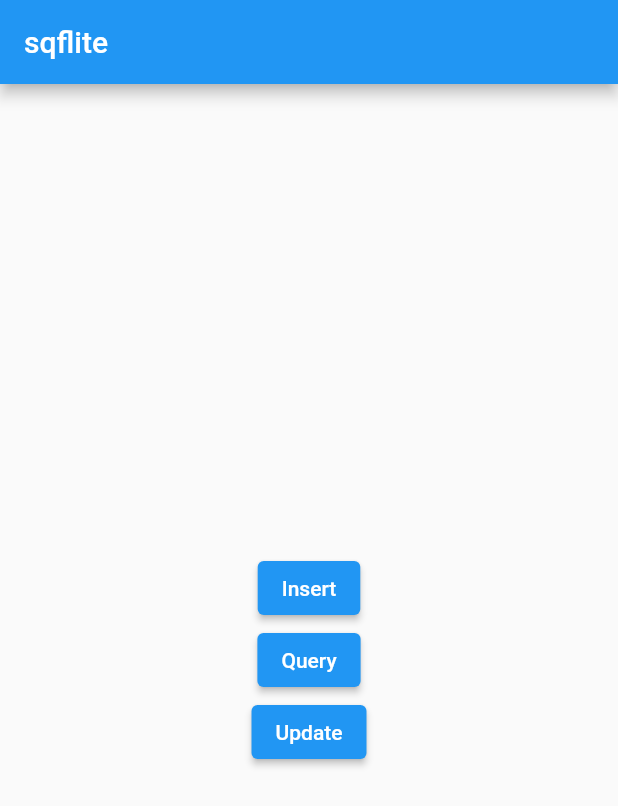
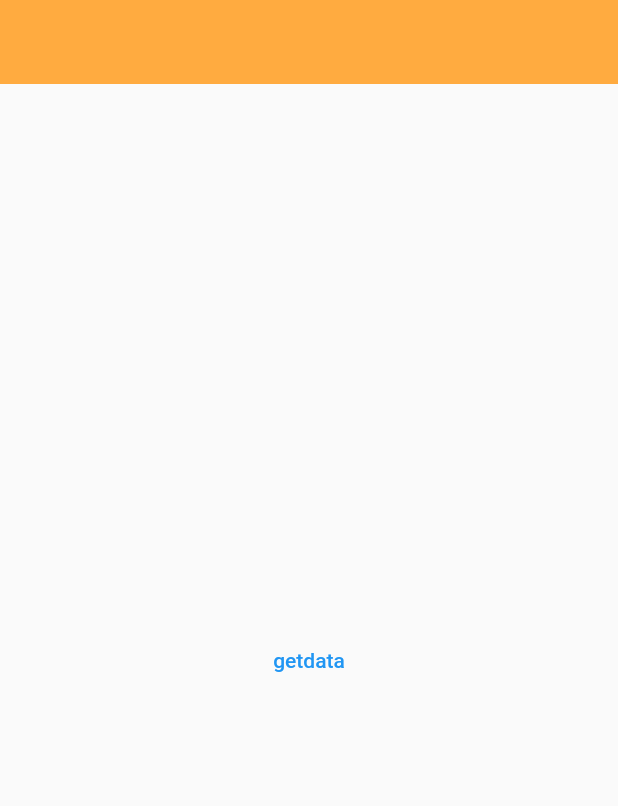
Before and after one commit to sahil078078/FlutterDatabase, a Flutter app: the screen it shows after launch, on a phone screen of 412 x 824 dp. Shown: the top 806 px of the screen. Run offline on Flutter 3.47's test engine with Material 2 defaults, Android fonts, the phone set to English and light mode, and no system bars; our stand-ins replace sqflite; accounts and stored records are empty.

Commit message:
example example of sqfliteDataBase

```diff
--- a/lib/11_4_2022/home_page.dart
+++ b/lib/11_4_2022/home_page.dart
@@ -1,3 +1,5 @@
+import 'dart:developer';
+
 import 'package:flutter/material.dart';
 import 'package:flutter_sqflite_database/11_4_2022/database_helper.dart';
 import 'database_helper.dart';
@@ -5,9 +7,9 @@ import 'database_helper.dart';
 class MyHomePage extends StatelessWidget {
   MyHomePage({Key? key}) : super(key: key);
 
-  @override
   final dbHelper = DatabaseHelper.instance;
 
+  @override
   Widget build(BuildContext context) {
     return Scaffold(
       appBar: AppBar(
@@ -48,12 +50,12 @@ class MyHomePage extends StatelessWidget {
     };
 
     final id = await dbHelper.insert(row);
-    print(id);
+    log('$id');
   }
 
   void _query() async {
     final allRows = await dbHelper.queryAllRows();
-    print('query all rows');
+    log('query all rows');
     allRows.forEach((print));
   }
 
@@ -64,6 +66,6 @@ class MyHomePage extends StatelessWidget {
       DatabaseHelper.columnAge: 23,
     };
     final rowsAffected = await dbHelper.update(row);
-    print("update $rowsAffected row(s)");
+    log("update $rowsAffected row(s)");
   }
 }
--- /dev/null
+++ b/lib/26August/components/hero.dart
@@ -0,0 +1,27 @@
+class SuperHero {
+  final int id;
+  final String name;
+  final int age;
+  final String ability;
+
+  SuperHero({
+    required this.id,
+    required this.name,
+    required this.age,
+    required this.ability,
+  });
+
+  Map<String, dynamic> toMap() {
+    return {
+      'id': id,
+      'name': name,
+      'age': age,
+      'ability': ability,
+    };
+  }
+
+  @override
+  String toString() {
+    return "SuperHero{\n id:$id name:$name age:$age ability:$ability}";
+  }
+}
--- /dev/null
+++ b/lib/26August/components/my_database.dart
@@ -0,0 +1,55 @@
+import 'package:flutter_sqflite_database/26August/components/hero.dart';
+import 'package:sqflite/sqflite.dart';
+
+class MyDataBase {
+  static Database? database;
+
+  //initialize database
+  static Future<Database> initDatabase() async {
+    database = await openDatabase(
+      // Ensure the path is correctly for any platform
+      (await getDatabasesPath() + "hero_database.db"),
+      onCreate: (db, version) {
+        return db.execute("CREATE TABLE HEROS("
+            "id INTEGER PRIMARY KEY,"
+            "name TEXT,"
+            "age INTEGER,"
+            "ability TEXT"
+            ")");
+      },
+
+      // Version
+      version: 1,
+    );
+
+    return database!;
+  }
+
+  // check database connected
+
+  static Future<Database> getDatabaseConnect() async {
+    if (database != null) {
+      return database!;
+    } else {
+      return await initDatabase();
+    }
+  }
+
+  // show all data
+
+  static Future<List<SuperHero>> showAllData() async {
+    final Database db = await getDatabaseConnect();
+    final List<Map<String, dynamic>> maps = await db.query("HEROS");
+
+    return List.generate(maps.length, (index) {
+      return SuperHero(
+        id: maps.elementAt(index)['id'],
+        name: maps.elementAt(index)['name'],
+        age: maps.elementAt(index)['age'],
+        ability: maps.elementAt(index)['ability'],
+      );
+    });
+  }
+
+  // insert
+}
--- /dev/null
+++ b/lib/26August/sqflite_home.dart
@@ -0,0 +1,49 @@
+import 'dart:developer';
+
+import 'package:flutter/material.dart';
+import 'package:flutter/services.dart';
+import 'package:flutter_sqflite_database/26August/components/my_database.dart';
+
+import 'components/hero.dart';
+
+class SqfliteHomeScreen extends StatelessWidget {
+  SqfliteHomeScreen({Key? key}) : super(key: key);
+
+  final batman = SuperHero(
+    id: 0,
+    name: "Batman",
+    age: 50,
+    ability: "Rich",
+  );
+
+  final supernam = SuperHero(
+    id: 1,
+    name: "Superman",
+    age: 35,
+    ability: "I can fly",
+  );
+
+  @override
+  Widget build(BuildContext context) {
+    final database = MyDataBase.showAllData();
+    return Scaffold(
+      appBar: AppBar(
+        systemOverlayStyle: const SystemUiOverlayStyle(
+          statusBarColor: Colors.transparent,
+        ),
+        backgroundColor: Colors.orangeAccent,
+        elevation: 0.0,
+      ),
+      body: Builder(builder: (context) {
+        return Center(
+          child: TextButton(
+            onPressed: () async {
+              log(database.toString());
+            },
+            child: const Text('getdata'),
+          ),
+        );
+      }),
+    );
+  }
+}
--- a/lib/main.dart
+++ b/lib/main.dart
@@ -1,7 +1,9 @@
 import 'package:flutter/material.dart';
-import '11_4_2022/home_page.dart';
+import '26August/sqflite_home.dart';
 
 void main() {
+  // avoid an error
+  WidgetsFlutterBinding.ensureInitialized;
   runApp(const MyApp());
 }
 
@@ -10,9 +12,9 @@ class MyApp extends StatelessWidget {
 
   @override
   Widget build(BuildContext context) {
-    return MaterialApp(
-      theme: ThemeData(primarySwatch: Colors.blue),
-      home: MyHomePage(),
+    return  MaterialApp(
+      debugShowCheckedModeBanner: false,
+      home: SqfliteHomeScreen(),
     );
   }
 }
```
Also changed, not shown: pubspec.yaml (+3 -48 lines), pubspec.lock.
